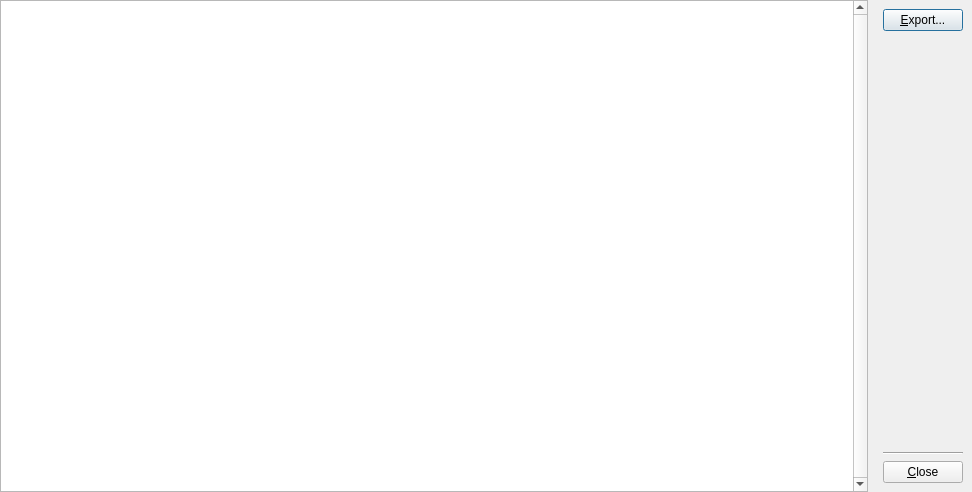
Qt form DlgHistory.ui (madmaxoft/SkauTan) before a commit.
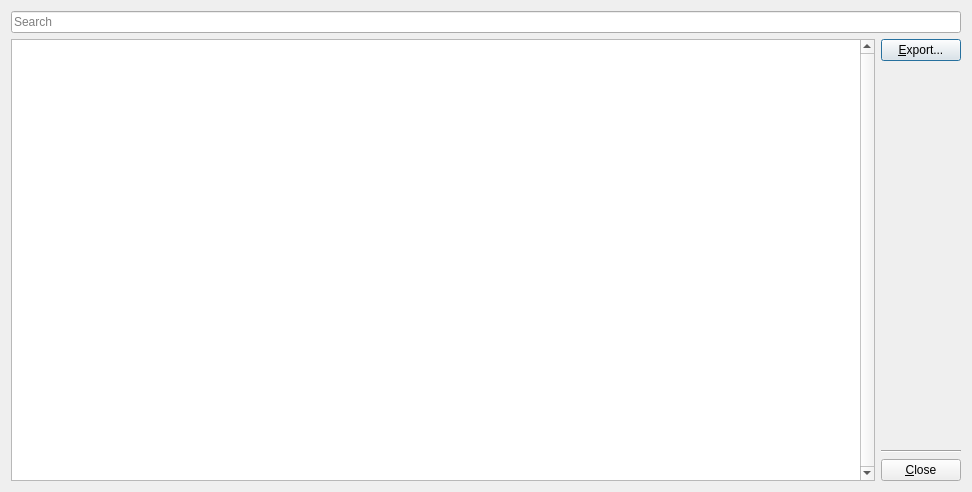
The same form after that commit.

Commit message: DlgHistory: Added search capability.

Patch:
```diff
--- a/DlgHistory.ui
+++ b/DlgHistory.ui
@@ -13,19 +13,23 @@
   <property name="windowTitle">
    <string>SkauTan: History</string>
   </property>
+  <layout class="QVBoxLayout" name="verticalLayout_2">
+   <item>
+    <layout class="QHBoxLayout" name="horizontalLayout_4">
+     <item>
+      <widget class="QLineEdit" name="leSearch">
+       <property name="placeholderText">
+        <string>Search</string>
+       </property>
+       <property name="clearButtonEnabled">
+        <bool>true</bool>
+       </property>
+      </widget>
+     </item>
+    </layout>
+   </item>
+   <item>
   <layout class="QHBoxLayout" name="horizontalLayout">
-   <property name="leftMargin">
-    <number>0</number>
-   </property>
-   <property name="topMargin">
-    <number>0</number>
-   </property>
-   <property name="rightMargin">
-    <number>0</number>
-   </property>
-   <property name="bottomMargin">
-    <number>0</number>
-   </property>
    <item>
     <widget class="QTableView" name="tblHistory">
      <property name="contextMenuPolicy">
@@ -74,18 +78,6 @@
    </item>
    <item>
     <layout class="QVBoxLayout" name="verticalLayout">
-     <property name="leftMargin">
-      <number>9</number>
-     </property>
-     <property name="topMargin">
-      <number>9</number>
-     </property>
-     <property name="rightMargin">
-      <number>9</number>
-     </property>
-     <property name="bottomMargin">
-      <number>9</number>
-     </property>
      <item>
       <widget class="QPushButton" name="btnExport">
        <property name="text">
@@ -119,6 +111,8 @@
         <string>&amp;Close</string>
        </property>
       </widget>
+       </item>
+      </layout>
      </item>
     </layout>
    </item>
```
Lines whose indentation alone changed are shown as unchanged. The commit also changes 3 other files.
